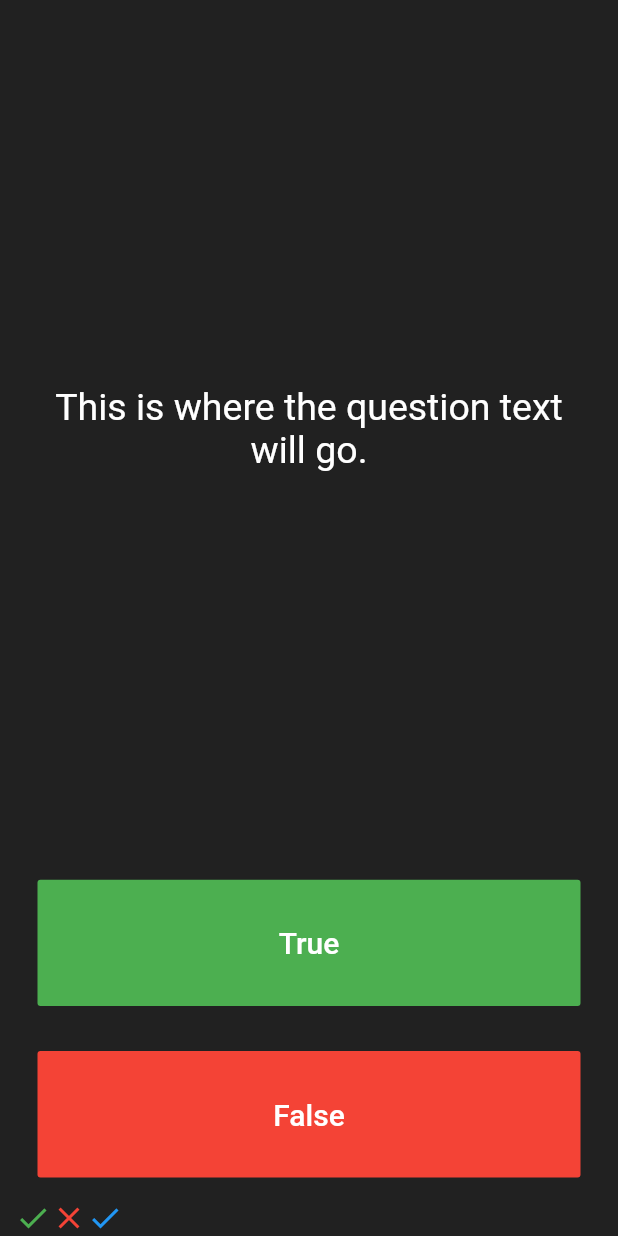
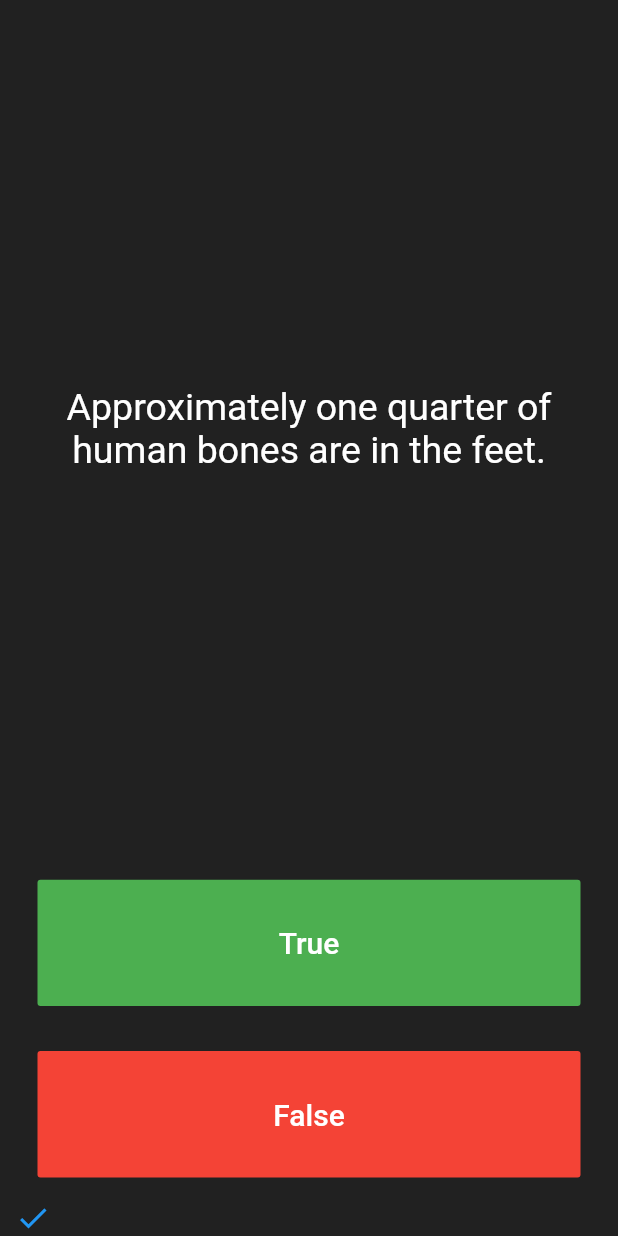
Before and after one commit to SagomoongchiDev/Flutter-Study, a Flutter app: the screen it shows after launch, after a tap on "True", on a phone screen of 412 x 824 dp. Run offline on Flutter 3.47's test engine with Material 2 defaults, Android fonts, the phone set to English and light mode, and no system bars; our stand-ins replace audioplayers.

Commit message:
'question 출력, 버튼기능'

```diff
--- a/Sangsoo/study_6th/lib/main.dart
+++ b/Sangsoo/study_6th/lib/main.dart
@@ -24,18 +24,17 @@ class QuizPage extends StatefulWidget {
   _QuizPageState createState() => _QuizPageState();
 }
 
-List<Icon> scoreKeeper = [
-  Icon(
-    Icons.check,
-    color: Colors.green,
-  ),
-  Icon(
-    Icons.close,
-    color: Colors.red,
-  )
+List<Icon> scoreKeeper = [];
+List<String> question = [
+  'You can lead a cow down stairs but not up stairs.',
+  'Approximately one quarter of human bones are in the feet.',
+  'A slug\'s blood is green.'
 ];
 
 class _QuizPageState extends State<QuizPage> {
+  int maxSizeofQuestion = question.length;
+  int questionNumber = 0;
+
   @override
   Widget build(BuildContext context) {
     return Column(
@@ -48,7 +47,7 @@ class _QuizPageState extends State<QuizPage> {
             padding: EdgeInsets.all(10.0),
             child: Center(
               child: Text(
-                'This is where the question text will go.',
+                question[questionNumber],
                 textAlign: TextAlign.center,
                 style: TextStyle(
                   fontSize: 25.0,
@@ -74,6 +73,10 @@ class _QuizPageState extends State<QuizPage> {
               onPressed: () {
                 setState(() {
                   scoreKeeper.add(Icon(Icons.check, color: Colors.blue));
+                  if (questionNumber < maxSizeofQuestion - 1)
+                    questionNumber++;
+                  else
+                    questionNumber = 0;
                 });
               },
             ),
@@ -105,9 +108,3 @@ class _QuizPageState extends State<QuizPage> {
     );
   }
 }
-
-/*
-question1: 'You can lead a cow down stairs but not up stairs.', false,
-question2: 'Approximately one quarter of human bones are in the feet.', true,
-question3: 'A slug\'s blood is green.', true,
-*/
```
